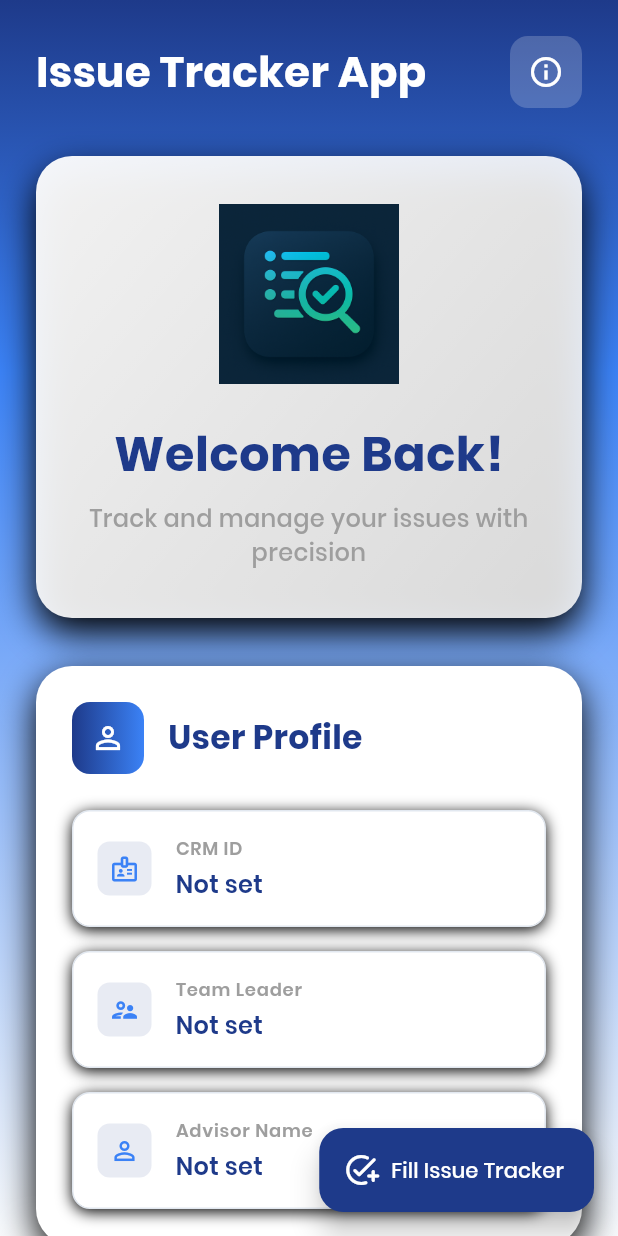
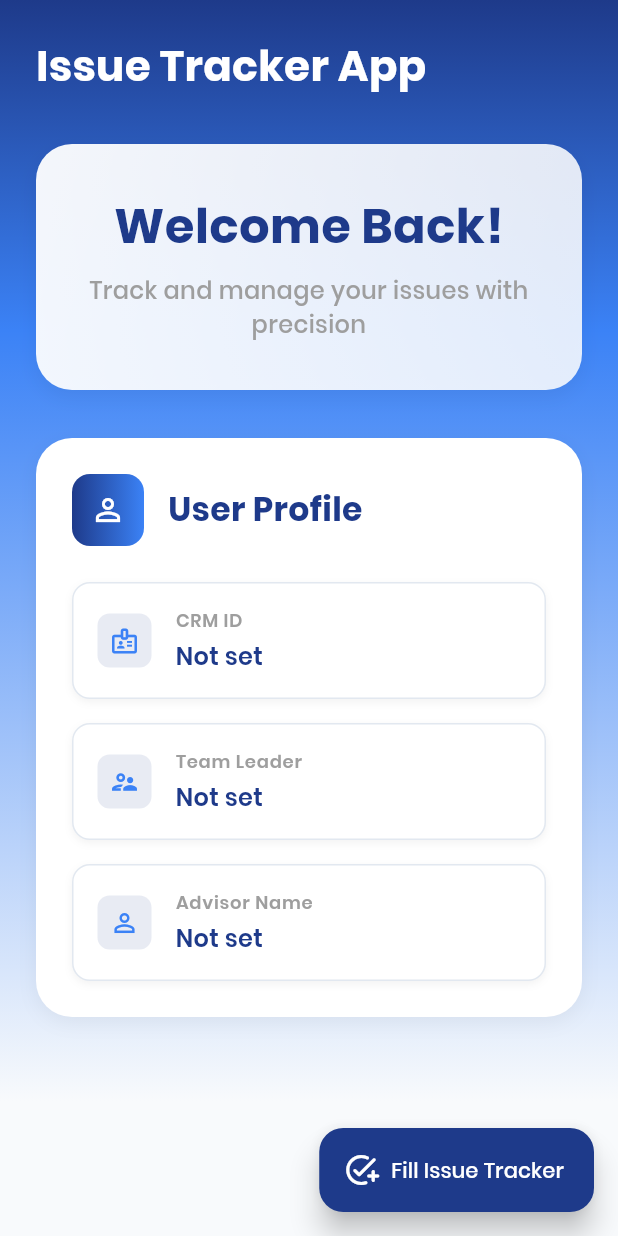
Before and after one commit to suvojeet-sengupta/issue_tracker, a Flutter app: the DashboardScreen screen opened directly, on a phone screen of 412 x 824 dp. Run offline on Flutter 3.47's test engine with Material 3 defaults, Android fonts, the phone set to English and light mode, and no system bars; our stand-ins replace shared_preferences, webview_flutter; accounts and stored records are empty.

Commit message:
feat: Optimize UI by removing app logo and redundant info button, and reducing shadow intensity

```diff
--- a/lib/main.dart
+++ b/lib/main.dart
@@ -331,10 +331,9 @@ class _DashboardScreenState extends State<DashboardScreen> with TickerProviderSt
                   crossAxisAlignment: CrossAxisAlignment.start,
                   children: [
                     // Custom App Bar
-                    Row(
-                      mainAxisAlignment: MainAxisAlignment.spaceBetween,
-                      children: [
-                        const Text(
+                    Align(
+                      alignment: Alignment.centerLeft,
+                      child: const Text(
                         'Issue Tracker App',
                         style: TextStyle(
                           color: Colors.white,
@@ -343,23 +342,11 @@ class _DashboardScreenState extends State<DashboardScreen> with TickerProviderSt
                           fontFamily: 'Poppins', // Added Poppins font
                         ),
                       ),
-                        Container(
-                          decoration: BoxDecoration(
-                            color: Colors.white.withOpacity(0.2),
-                            borderRadius: BorderRadius.circular(12),
-                          ),
-                          child: IconButton(
-                            icon: const Icon(Icons.info_outline,
-                                color: Colors.white),
-                            onPressed: null, // Handled by bottom navigation
-                          ),
-                        ),
-                      ],
                     ),
 
                     const SizedBox(height: 32),
 
-                    // Hero Section with Logo
+                    // Hero Section
                     Container(
                       width: double.infinity,
                       padding: const EdgeInsets.all(32),
@@ -373,25 +360,17 @@ class _DashboardScreenState extends State<DashboardScreen> with TickerProviderSt
                           ],
                         ),
                         borderRadius: BorderRadius.circular(24),
-                        boxShadow: const [
+                        boxShadow: [
                           BoxShadow(
-                            color: Colors.black,
-                            blurRadius: 20,
-                            offset: Offset(0, 10),
+                            color: Colors.black.withOpacity(0.05),
+                            blurRadius: 10,
+                            offset: const Offset(0, 5),
                           ),
                         ],
                       ),
-                      child: Column(
+                      child: const Column(
                         children: [
-
-                          Image.asset(
-                            'assets/images/app_logo.png',
-                            width: 120,
-                            height: 120,
-                            fit: BoxFit.contain,
-                          ),
-                          const SizedBox(height: 24),
-                          const Text(
+                          Text(
                             'Welcome Back!',
                             style: TextStyle(
                               color: Color(0xFF1E3A8A),
@@ -401,8 +380,8 @@ class _DashboardScreenState extends State<DashboardScreen> with TickerProviderSt
                             ),
                             textAlign: TextAlign.center,
                           ),
-                          const SizedBox(height: 8),
-                          const Text(
+                          SizedBox(height: 8),
+                          Text(
                             'Track and manage your issues with precision',
                             style: TextStyle(
                               color: Colors.grey,
@@ -423,11 +402,11 @@ class _DashboardScreenState extends State<DashboardScreen> with TickerProviderSt
                       decoration: BoxDecoration(
                         color: Colors.white,
                         borderRadius: BorderRadius.circular(24),
-                        boxShadow: const [
+                        boxShadow: [
                           BoxShadow(
-                            color: Colors.black,
-                            blurRadius: 20,
-                            offset: Offset(0, 8),
+                            color: Colors.black.withOpacity(0.05),
+                            blurRadius: 10,
+                            offset: const Offset(0, 4),
                           ),
                         ],
                       ),
@@ -516,11 +495,11 @@ class _DashboardScreenState extends State<DashboardScreen> with TickerProviderSt
           color: const Color(0xFFE2E8F0),
           width: 1, // Slightly thinner border
         ),
-        boxShadow: const [ // Added subtle shadow
+        boxShadow: [
           BoxShadow(
-            color: Colors.black,
-            blurRadius: 8,
-            offset: Offset(0, 2),
+            color: Colors.black.withOpacity(0.05),
+            blurRadius: 4,
+            offset: const Offset(0, 2),
           ),
         ],
       ),
```
Also changed, not shown: lib/developer_info_screen.dart (+15 -15 lines). Lines whose indentation alone changed are shown as unchanged.
